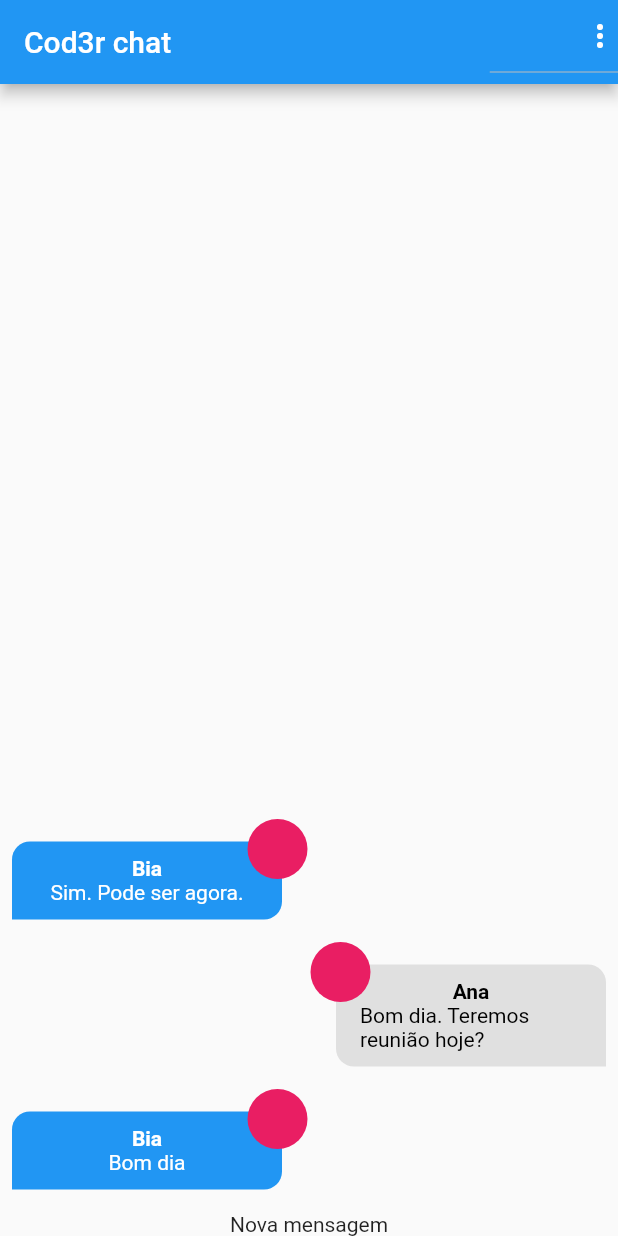
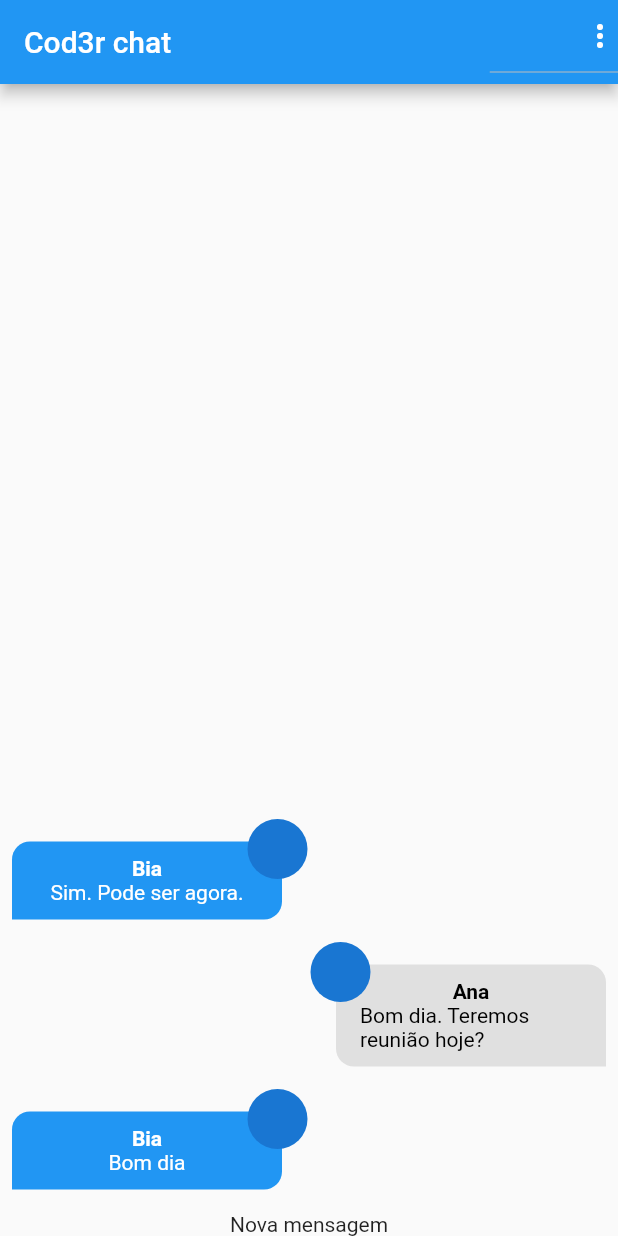
Before and after one commit to saulogusmao/proj_chat, a Flutter app: the screen it shows after launch, on a phone screen of 412 x 824 dp. Run offline on Flutter 3.47's test engine with Material 2 defaults, Android fonts, the phone set to English and light mode, and no system bars; our stand-ins replace image_picker; accounts and stored records are empty.

Commit message:
Message Bubble2

```diff
--- a/lib/components/message_bubble.dart
+++ b/lib/components/message_bubble.dart
@@ -15,8 +15,10 @@ class MessageBubble extends StatelessWidget {
   });
 
   Widget _showUserImage(String imageURL) {
+    ImageProvider? provider;
+
     return CircleAvatar(
-      backgroundColor: Colors.pink,
+      backgroundImage: provider,
     );
   }
 
```
